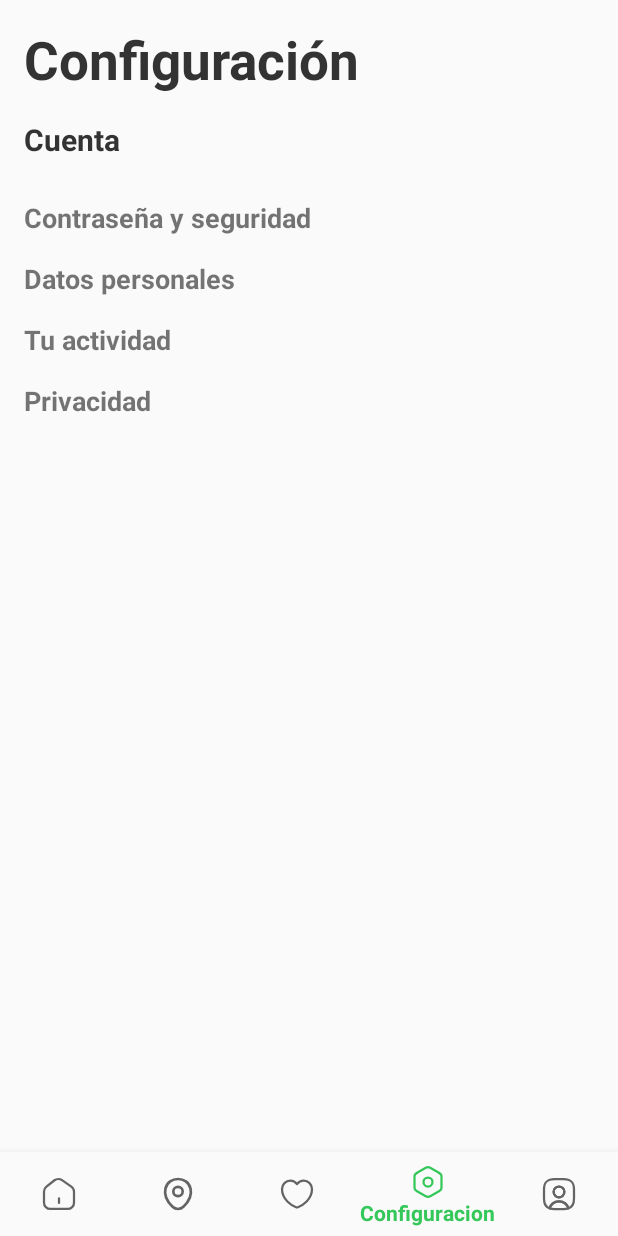
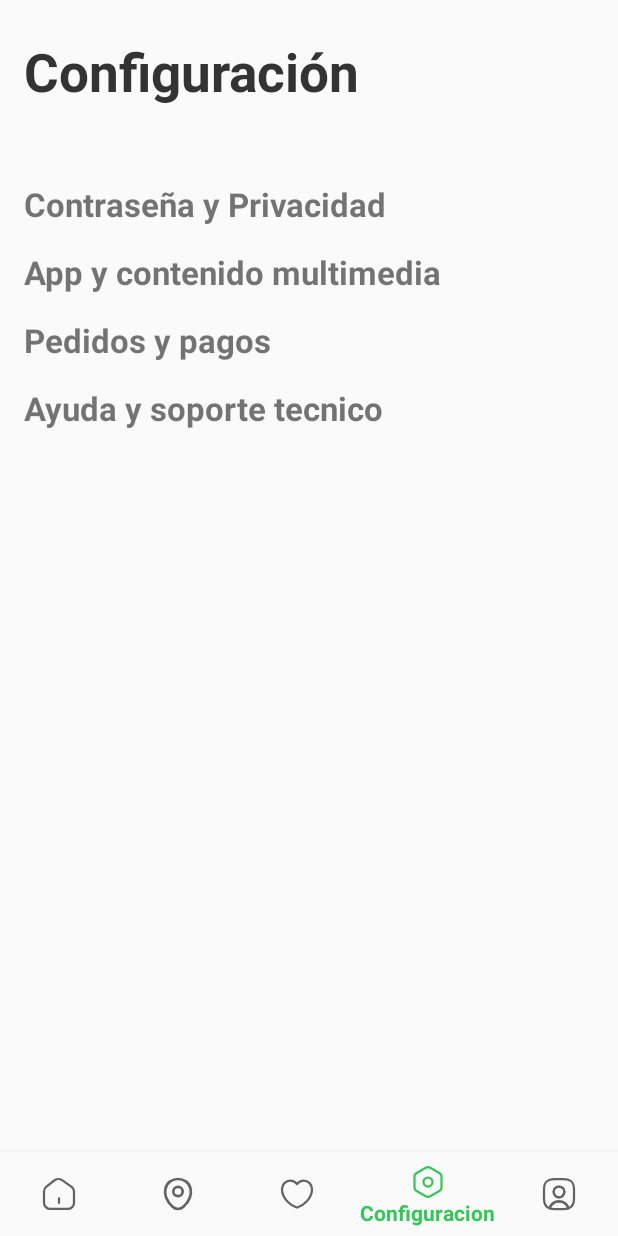
Before and after one commit to SantiagoManchola/TrackMateV2, an Android app: the ConfigurationFragment screen opened through its navigation route, on a phone screen of 412 x 824 dp. Run offline under Robolectric (Android 15) with nearby library versions, the phone set to English and light mode, and no system bars; our stand-ins replace Firebase (no records; nobody signed in at launch, a user with empty details on screens opened directly), navigation-ui.

Commit message:
configuration

```diff
--- a/app/src/main/java/com/example/trackmate/MainActivity.kt
+++ b/app/src/main/java/com/example/trackmate/MainActivity.kt
@@ -57,7 +57,7 @@ class MainActivity : AppCompatActivity() {
             showBottomNavigation()
         } else {
             // Redirigir al login si no hay sesión activa
-            findNavController(R.id.nav_host_fragment_activity_main).navigate(R.id.navigation_dashboard)
+            findNavController(R.id.nav_host_fragment_activity_main).navigate(R.id.navigation_home)
         }
     }
 
--- a/app/src/main/res/layout/fragment_configuration.xml
+++ b/app/src/main/res/layout/fragment_configuration.xml
@@ -1,13 +1,16 @@
 <?xml version="1.0" encoding="utf-8"?>
-<ScrollView
-    xmlns:android="http://schemas.android.com/apk/res/android"
+<ScrollView xmlns:android="http://schemas.android.com/apk/res/android"
     android:layout_width="match_parent"
     android:layout_height="match_parent"
+    xmlns:app="http://schemas.android.com/apk/res-auto"
     android:fillViewport="true"
     android:padding="16dp"
     android:paddingBottom="50dp"
     android:scrollbars="none"
-    android:clipToPadding="false">
+    android:clipToPadding="false"
+    android:layout_marginTop="8dp"
+    app:layout_constraintTop_toBottomOf="@+id/relativeLayout"
+    app:layout_constraintBottom_toBottomOf="parent">>
 
     <LinearLayout
         android:layout_width="match_parent"
@@ -19,19 +22,9 @@
             android:id="@+id/title_configuration"
             android:layout_width="wrap_content"
             android:layout_height="wrap_content"
-            android:layout_marginBottom="16dp"
+            android:layout_marginBottom="50dp"
             android:text="Configuración"
             android:textSize="35sp"
-            android:textStyle="bold"
-            android:textColor="#333" />
-
-        <!-- Sección Cuenta -->
-        <TextView
-            android:layout_width="wrap_content"
-            android:layout_height="wrap_content"
-            android:layout_marginBottom="26dp"
-            android:text="Cuenta"
-            android:textSize="20sp"
             android:textStyle="bold"
             android:textColor="#333" />
 
@@ -52,9 +45,9 @@
                     android:id="@+id/title_password_security"
                     android:layout_width="wrap_content"
                     android:layout_height="wrap_content"
-                    android:text="Contraseña y seguridad"
+                    android:text="Contraseña y Privacidad"
                     android:textStyle="bold"
-                    android:textSize="18sp" />
+                    android:textSize="22sp" />
 
             </LinearLayout>
 
@@ -70,15 +63,18 @@
                 <TextView
                     android:layout_width="wrap_content"
                     android:layout_height="wrap_content"
-                    android:text="Opción 1 - Seguridad" />
+                    android:textSize="22sp"
+                    android:text="Idioma" />
                 <TextView
                     android:layout_width="wrap_content"
                     android:layout_height="wrap_content"
-                    android:text="Opción 2 - Seguridad" />
+                    android:textSize="22sp"
+                    android:text="Notificaciones" />
                 <TextView
                     android:layout_width="wrap_content"
                     android:layout_height="wrap_content"
-                    android:text="Opción 3 - Seguridad" />
+                    android:textSize="22sp"
+                    android:text="Archivo" />
             </LinearLayout>
 
             <!-- Segunda sección: Datos personales -->
@@ -94,9 +90,9 @@
                     android:id="@+id/title_personal_data"
                     android:layout_width="wrap_content"
                     android:layout_height="wrap_content"
-                    android:text="Datos personales"
+                    android:text="App y contenido multimedia"
                     android:textStyle="bold"
-                    android:textSize="18sp" />
+                    android:textSize="22sp" />
 
             </LinearLayout>
 
@@ -112,15 +108,18 @@
                 <TextView
                     android:layout_width="wrap_content"
                     android:layout_height="wrap_content"
-                    android:text="Opción 1 - Datos" />
+                    android:textSize="22sp"
+                    android:text="Permisos del dispositivo" />
                 <TextView
                     android:layout_width="wrap_content"
                     android:layout_height="wrap_content"
-                    android:text="Opción 2 - Datos" />
+                    android:textSize="22sp"
+                    android:text="Archivo y descarga" />
                 <TextView
                     android:layout_width="wrap_content"
                     android:layout_height="wrap_content"
-                    android:text="Opción 3 - Datos" />
+                    android:textSize="22sp"
+                    android:text="Accesibilidad" />
             </LinearLayout>
 
             <!-- Tercera sección: Tu actividad -->
@@ -135,9 +134,9 @@
                     android:id="@+id/title_activity"
                     android:layout_width="wrap_content"
                     android:layout_height="wrap_content"
-                    android:text="Tu actividad"
+                    android:text="Pedidos y pagos"
                     android:textStyle="bold"
-                    android:textSize="18sp" />
+                    android:textSize="22sp" />
 
             </LinearLayout>
 
@@ -153,15 +152,18 @@
                 <TextView
                     android:layout_width="wrap_content"
                     android:layout_height="wrap_content"
-                    android:text="Opción 1 - Actividad" />
+                    android:textSize="22sp"
+                    android:text="Metodos de pago" />
                 <TextView
                     android:layout_width="wrap_content"
                     android:layout_height="wrap_content"
-                    android:text="Opción 2 - Actividad" />
+                    android:textSize="22sp"
+                    android:text="Seguridad y controles" />
                 <TextView
                     android:layout_width="wrap_content"
                     android:layout_height="wrap_content"
-                    android:text="Opción 3 - Actividad" />
+                    android:textSize="22sp"
+                    android:text="Condiciones y privacidad" />
             </LinearLayout>
 
             <!-- Cuarta sección: Privacidad -->
@@ -176,9 +178,9 @@
                     android:id="@+id/title_privacy"
                     android:layout_width="wrap_content"
                     android:layout_height="wrap_content"
-                    android:text="Privacidad"
+                    android:text="Ayuda y soporte tecnico"
                     android:textStyle="bold"
-                    android:textSize="18sp" />
+                    android:textSize="22sp" />
 
             </LinearLayout>
 
@@ -194,15 +196,18 @@
                 <TextView
                     android:layout_width="wrap_content"
                     android:layout_height="wrap_content"
-                    android:text="Opción 1 - Privacidad" />
+                    android:textSize="22sp"
+                    android:text="Servicio de ayuda" />
                 <TextView
                     android:layout_width="wrap_content"
                     android:layout_height="wrap_content"
-                    android:text="Opción 2 - Privacidad" />
+                    android:textSize="22sp"
+                    android:text="Buzon de ayuda" />
                 <TextView
                     android:layout_width="wrap_content"
                     android:layout_height="wrap_content"
-                    android:text="Opción 3 - Privacidad" />
+                    android:textSize="22sp"
+                    android:text="Reportar un problema" />
             </LinearLayout>
         </LinearLayout>
     </LinearLayout>
--- a/app/src/main/res/layout/fragment_favorites.xml
+++ b/app/src/main/res/layout/fragment_favorites.xml
@@ -4,6 +4,7 @@
     xmlns:tools="http://schemas.android.com/tools"
     android:layout_width="match_parent"
     android:layout_height="match_parent"
+    android:layout_marginBottom="24dp"
     android:fillViewport="true">
 
     <RelativeLayout
@@ -29,9 +30,13 @@
 
     <ScrollView
         android:layout_width="wrap_content"
-        android:layout_height="780dp"
+        android:layout_height="0dp"
         android:layout_marginTop="8dp"
         android:scrollbars="none"
+        android:clipToPadding="false"
+        android:paddingBottom="24dp"
+        android:fillViewport="true"
+        app:layout_constraintBottom_toBottomOf="parent"
         app:layout_constraintTop_toBottomOf="@+id/relativeLayout">
 
         <LinearLayout
--- a/app/src/main/res/layout/fragment_routes.xml
+++ b/app/src/main/res/layout/fragment_routes.xml
@@ -4,6 +4,7 @@
     xmlns:tools="http://schemas.android.com/tools"
     android:layout_width="match_parent"
     android:layout_height="match_parent"
+    android:layout_marginBottom="24dp"
     android:fillViewport="true">
 
     <RelativeLayout
@@ -28,11 +29,15 @@
     </RelativeLayout>
 
     <ScrollView
-        android:layout_width="wrap_content"
-        android:layout_height="780dp"
-        android:layout_marginTop="8dp"
-        android:scrollbars="none"
-        app:layout_constraintTop_toBottomOf="@+id/relativeLayout">
+    android:layout_width="match_parent"
+    android:layout_height="0dp"
+    android:layout_marginTop="8dp"
+    android:scrollbars="none"
+    android:clipToPadding="false"
+    android:paddingBottom="24dp"
+    android:fillViewport="true"
+    app:layout_constraintTop_toBottomOf="@+id/relativeLayout"
+    app:layout_constraintBottom_toBottomOf="parent">
 
         <LinearLayout
             android:id="@+id/linearLayout"
```
